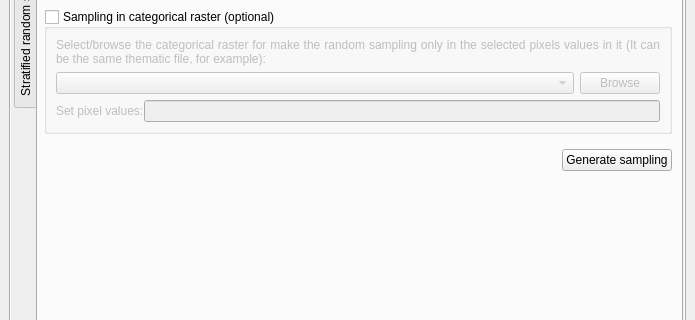
Above: ui/acatama_dockwidget_base.ui from SMByC/AcATaMa before the change; both pictures show x 0 to 695 and y 216 to 536 of the 695 by 1102 pixel window. Below: the same form after it.
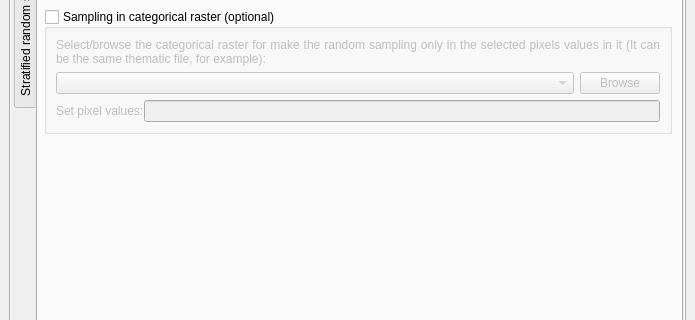
That is the form after the change. The open tabs and pages were chosen to show the change. Custom widgets are drawn as their Qt base class.

Commit message: Create the UI and adjustment the main dockwidget for add general option for make sampling with neighbors aggregation

```diff
--- a/ui/acatama_dockwidget_base.ui
+++ b/ui/acatama_dockwidget_base.ui
@@ -598,36 +598,7 @@
                  </widget>
                 </item>
                 <item>
-                 <widget class="QWidget" name="widget_8" native="true">
-                  <layout class="QHBoxLayout" name="horizontalLayout_5">
-                   <property name="leftMargin">
-                    <number>0</number>
-                   </property>
-                   <property name="rightMargin">
-                    <number>0</number>
-                   </property>
-                   <item>
-                    <spacer name="horizontalSpacer_2">
-                     <property name="orientation">
-                      <enum>Qt::Horizontal</enum>
-                     </property>
-                     <property name="sizeHint" stdset="0">
-                      <size>
-                       <width>40</width>
-                       <height>20</height>
-                      </size>
-                     </property>
-                    </spacer>
-                   </item>
-                   <item>
-                    <widget class="QPushButton" name="buttonGenerateRSampling">
-                     <property name="text">
-                      <string>Generate sampling</string>
-                     </property>
-                    </widget>
-                   </item>
-                  </layout>
-                 </widget>
+                 <widget class="WidgetGenerateSampling" name="widget_generate_RS" native="true"/>
                 </item>
                 <item>
                  <spacer name="verticalSpacer_3">
@@ -906,6 +877,14 @@
    </layout>
   </widget>
  </widget>
+ <customwidgets>
+  <customwidget>
+   <class>WidgetGenerateSampling</class>
+   <extends>QWidget</extends>
+   <header>AcATaMa.gui.widget_generate_sampling</header>
+   <container>1</container>
+  </customwidget>
+ </customwidgets>
  <resources/>
  <connections>
   <connection>
```
Left out of the diff: 59 changed lines with no effect on the pictures. The commit also changes 3 other files.
